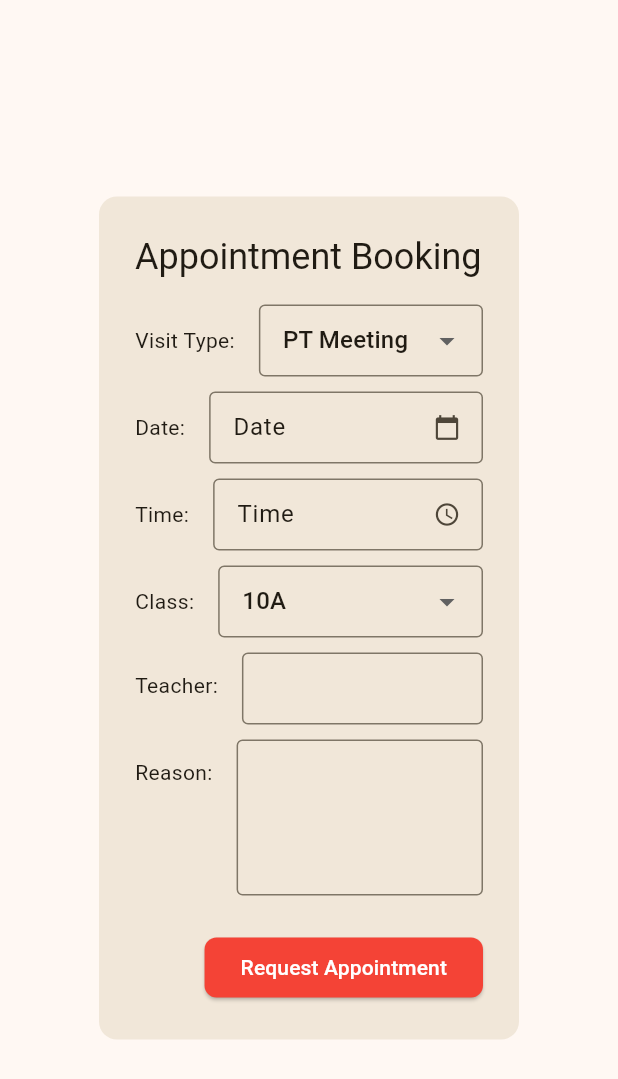
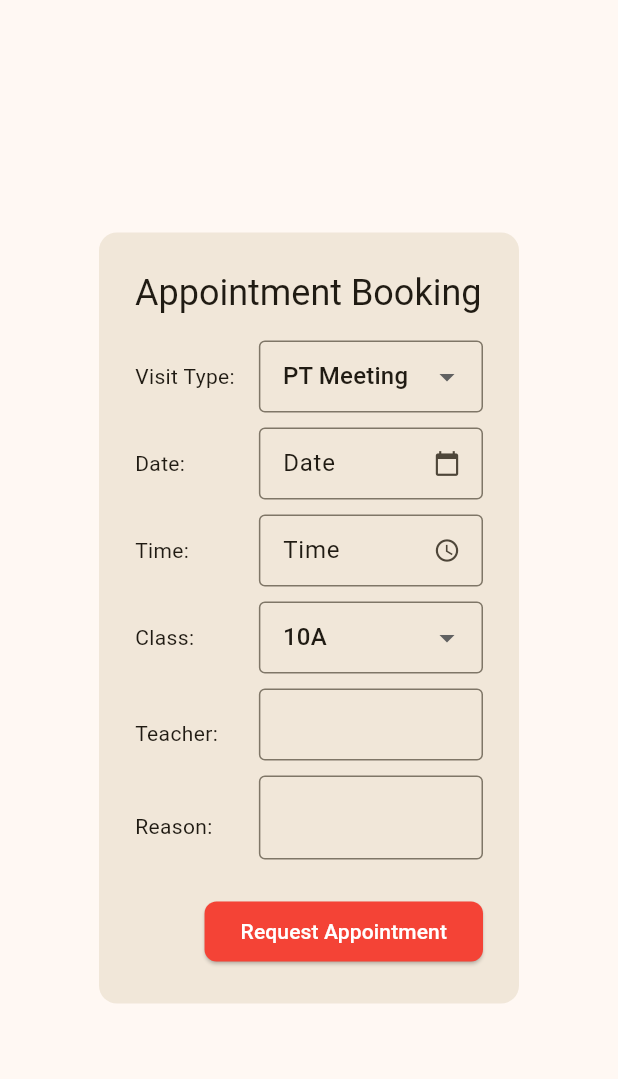
Before and after one commit to HMKazmi/Pulse1, a Flutter app: the AppointmentFormView widget shown alone on an empty page, opened directly, on a phone screen of 412 x 824 dp. Shown: the top 1079 px of the screen. Run offline on Flutter 3.47's test engine with Material 3 defaults, Android fonts, the light colour scheme and no system bars; our stand-ins replace lucide_icons.

Commit message:
Adjust UI of appointment booking widget

```diff
--- a/lib/views/HomeScreen.dart
+++ b/lib/views/HomeScreen.dart
@@ -159,20 +159,22 @@ class AppointmentFormView extends StatelessWidget {
             title: const Text('Appointment Booking'),
             shape: RoundedRectangleBorder(
               borderRadius: BorderRadius.circular(12),
-
             ),
             content: SingleChildScrollView(
-              child: Column(
+              child: Table(
+                columnWidths: const {
+                  0: IntrinsicColumnWidth(), // Auto-size based on label width
+                  1: FlexColumnWidth(), // Field takes remaining space
+                },
+                defaultVerticalAlignment: TableCellVerticalAlignment.middle,
                 children: [
-                  Row(
+                  TableRow(
                     children: [
-                      const Text('Visit Type:'),
-                      const SizedBox(
-                        width: 16,
-                      ), // Add spacing between label and dropdown
-                      Expanded(
-                        child: DropdownButtonFormField<String>(
-
+                      const Padding(
+                        padding: EdgeInsets.only(right: 16),
+                        child: Text('Visit Type:'),
+                      ),
+                      DropdownButtonFormField<String>(
                         value: viewModel.visitType,
                         items:
                             viewModel.visitTypes
@@ -189,23 +191,32 @@ class AppointmentFormView extends StatelessWidget {
                           }
                         },
                         decoration: const InputDecoration(
-                            border:
-                                OutlineInputBorder(), // optional, for a better visual
-                            isDense: true, // optional, for compact layout
-                          ),
+                          border: OutlineInputBorder(),
+                          isDense: true,
                         ),
                       ),
                     ],
                   ),
-                  const SizedBox(height: 10),
-                  Row(
-                    crossAxisAlignment: CrossAxisAlignment.center,
+                  const TableRow(
+                    children: [SizedBox(height: 10), SizedBox(height: 10)],
+                  ),
+                  TableRow(
                     children: [
-                      const Text('Date:'),
-                      const SizedBox(width: 16),
-                      Expanded(
-                        child: TextFormField(
+                      const Padding(
+                        padding: EdgeInsets.only(right: 16),
+                        child: Text('Date:'),
+                      ),
+                      TextFormField(
                         readOnly: true,
+                        controller: TextEditingController(
+                          text:
+                              viewModel.selectedDate != null
+                                  ? viewModel.selectedDate!
+                                      .toLocal()
+                                      .toString()
+                                      .split(' ')[0]
+                                  : 'Date',
+                        ),
                         decoration: InputDecoration(
                           border: const OutlineInputBorder(),
                           isDense: true,
@@ -224,28 +235,26 @@ class AppointmentFormView extends StatelessWidget {
                             },
                           ),
                         ),
-                          controller: TextEditingController(
-                            text:
-                                viewModel.selectedDate != null
-                                    ? viewModel.selectedDate!
-                                        .toLocal()
-                                        .toString()
-                                        .split(' ')[0]
-                                    : 'Date',
-                          ),
-                        ),
                       ),
                     ],
                   ),
-                  const SizedBox(height: 10),
-                  Row(
-                    crossAxisAlignment: CrossAxisAlignment.center,
+                  const TableRow(
+                    children: [SizedBox(height: 10), SizedBox(height: 10)],
+                  ),
+                  TableRow(
                     children: [
-                      const Text('Time:'),
-                      const SizedBox(width: 16),
-                      Expanded(
-                        child: TextFormField(
+                      const Padding(
+                        padding: EdgeInsets.only(right: 16),
+                        child: Text('Time:'),
+                      ),
+                      TextFormField(
                         readOnly: true,
+                        controller: TextEditingController(
+                          text:
+                              viewModel.selectedTime != null
+                                  ? viewModel.selectedTime!.format(context)
+                                  : 'Time',
+                        ),
                         decoration: InputDecoration(
                           border: const OutlineInputBorder(),
                           isDense: true,
@@ -262,24 +271,19 @@ class AppointmentFormView extends StatelessWidget {
                             },
                           ),
                         ),
-                          controller: TextEditingController(
-                            text:
-                                viewModel.selectedTime != null
-                                    ? viewModel.selectedTime!.format(context)
-                                    : 'Time',
-                          ),
-                        ),
                       ),
                     ],
                   ),
-                  const SizedBox(height: 10),
-                  Row(
-                    crossAxisAlignment: CrossAxisAlignment.center,
+                  const TableRow(
+                    children: [SizedBox(height: 10), SizedBox(height: 10)],
+                  ),
+                  TableRow(
                     children: [
-                      const Text('Class:'),
-                      const SizedBox(width: 16),
-                      Expanded(
-                        child: DropdownButtonFormField<String>(
+                      const Padding(
+                        padding: EdgeInsets.only(right: 16),
+                        child: Text('Class:'),
+                      ),
+                      DropdownButtonFormField<String>(
                         value: viewModel.selectedClass,
                         items:
                             viewModel.classes
@@ -300,48 +304,40 @@ class AppointmentFormView extends StatelessWidget {
                           isDense: true,
                         ),
                       ),
-                      ),
                     ],
                   ),
-                  const SizedBox(height: 10),
-                  Row(
-                    crossAxisAlignment: CrossAxisAlignment.start,
+                  const TableRow(
+                    children: [SizedBox(height: 10), SizedBox(height: 10)],
+                  ),
+                  TableRow(
                     children: [
                       const Padding(
-                        padding: EdgeInsets.only(
-                          top: 12,
-                        ), // Aligns with multi-line input
+                        padding: EdgeInsets.only(right: 16, top: 12),
                         child: Text('Teacher:'),
                       ),
-                      const SizedBox(width: 16),
-                      Expanded(
-                        child: TextFormField(
+                      TextFormField(
                         decoration: const InputDecoration(
                           border: OutlineInputBorder(),
                           isDense: true,
                         ),
                         onChanged: viewModel.setTeacher,
                       ),
-                      ),
                     ],
                   ),
-                  const SizedBox(height: 10),
-                  Row(
-                    crossAxisAlignment: CrossAxisAlignment.start,
+                  const TableRow(
+                    children: [SizedBox(height: 10), SizedBox(height: 10)],
+                  ),
+                  TableRow(
                     children: [
                       const Padding(
-                        padding: EdgeInsets.only(top: 12),
+                        padding: EdgeInsets.only(right: 16, top: 12),
                         child: Text('Reason:'),
                       ),
-                      const SizedBox(width: 16),
-                      Expanded(
-                        child: TextFormField(
-                          maxLines: 3,
+                      TextFormField(
                          decoration: const InputDecoration(
                           border: OutlineInputBorder(),
                         ),
                         onChanged: viewModel.setReason,
-                        ),
                       ),
                     ],
                   ),
```
Lines whose indentation alone changed are shown as unchanged.
